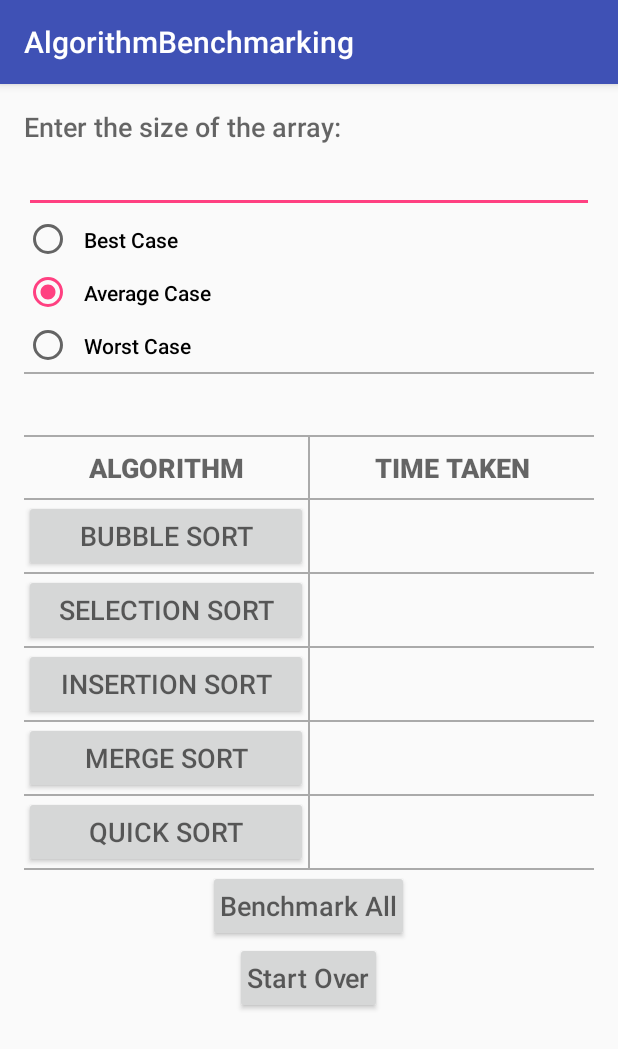
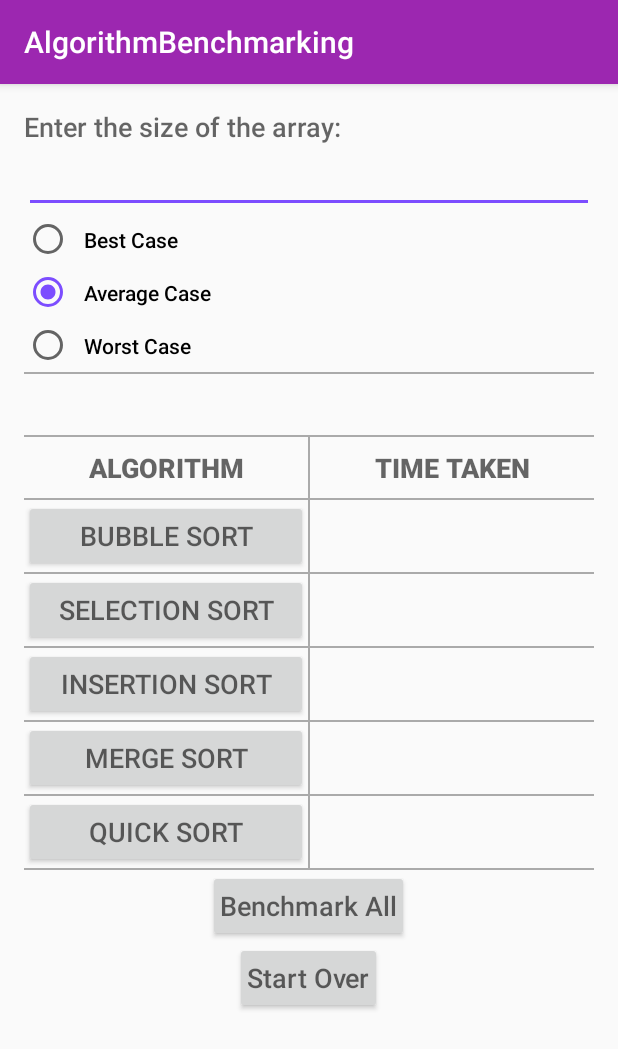
Before and after one commit to dpgc11/AlgorithmBenchmarkingApp, an Android app: the screen it shows after launch (MainActivity), on a phone screen of 412 x 824 dp. Shown: the top 1049 px of the screen. Run offline under Robolectric (Android 15) with nearby library versions, the phone set to English and light mode, and no system bars.

Commit message:
finished app

```diff
--- a/app/src/main/res/layout/activity_main.xml
+++ b/app/src/main/res/layout/activity_main.xml
@@ -48,11 +48,11 @@
                 android:id="@+id/btnAverageCase"
                 android:layout_width="wrap_content"
                 android:layout_height="wrap_content"
+                android:checked="true"
                 android:fontFamily="sans-serif-medium"
                 android:padding="8dp"
                 android:text="Average Case"
-                android:textAppearance="@style/TextAppearance.AppCompat.Small"
-                android:checked="true" />
+                android:textAppearance="@style/TextAppearance.AppCompat.Small" />
 
             <RadioButton
                 android:id="@+id/btnWorstCase"
--- a/app/src/main/res/values/colors.xml
+++ b/app/src/main/res/values/colors.xml
@@ -1,6 +1,6 @@
 <?xml version="1.0" encoding="utf-8"?>
 <resources>
-    <color name="colorPrimary">#3F51B5</color>
-    <color name="colorPrimaryDark">#303F9F</color>
-    <color name="colorAccent">#FF4081</color>
+    <color name="colorPrimary">#9C27B0</color>
+    <color name="colorPrimaryDark">#7B1FA2</color>
+    <color name="colorAccent">#7C4DFF</color>
 </resources>
```
